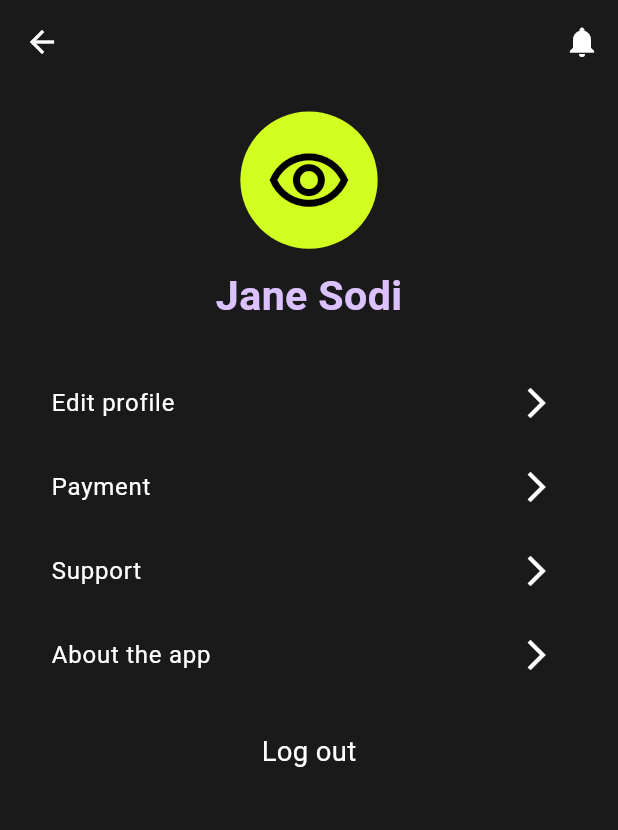
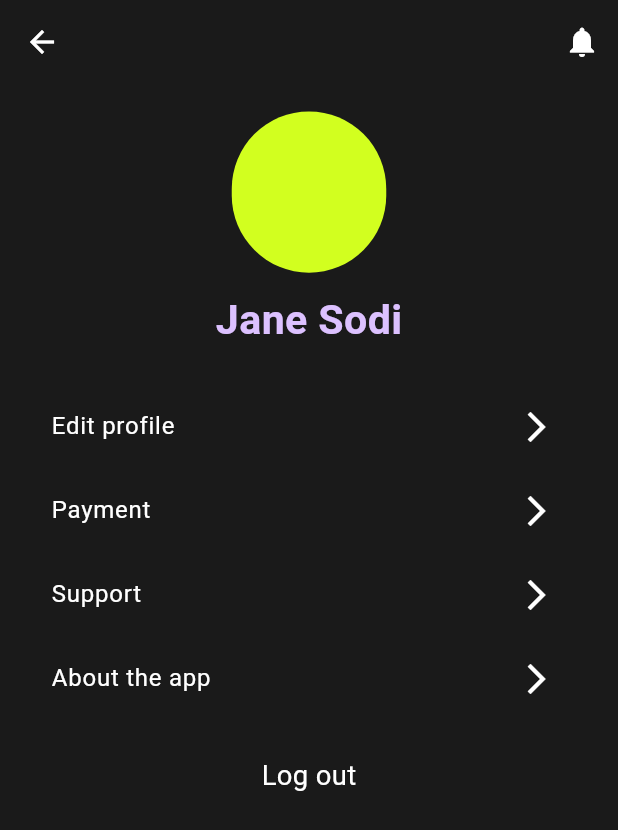
Before and after one commit to shizzleclover/SideQuest-Mark-II, a Flutter app: the Searchpage screen opened directly, after a tap on the "account circle" icon, on a phone screen of 412 x 824 dp. Shown: the top 830 px of the screen. Run offline on Flutter 3.47's test engine with Material 3 defaults, Android fonts, the phone set to English and light mode, and no system bars; our stand-ins replace carousel_slider, flutter_screenutil, flutter_svg.

Commit message:
New change

```diff
--- a/lib/Main Screens/main.dart
+++ b/lib/Main Screens/main.dart
@@ -29,9 +29,6 @@ class _MainPageState extends State<MainPage> {
       // }
        _selectedIndex = index;
     }
-
-
-
 
 
     return Scaffold(
@@ -91,7 +88,7 @@ class _MainPageState extends State<MainPage> {
                         'Hello, Clover',
                         style: TextStyle(color: Colors.white, fontSize: 24.sp), // Use ScreenUtil
                       ),
-                      Spacer(),
+                      const Spacer(),
                       SvgPicture.asset(
                         'assets/icons/ ', // Ensure correct path
                         height: 50.h, // Use ScreenUtil
@@ -110,7 +107,7 @@ class _MainPageState extends State<MainPage> {
                             children: [
                               Container(
                                 width: 80.w, // Use ScreenUtil
-                                height: 50.h, // Use ScreenUtil
+                                height: 35.h, // Use ScreenUtil
                                 decoration: BoxDecoration(
                                   border: Border.all(color: Colors.grey),
                                   borderRadius: BorderRadius.circular(50.r), // Use ScreenUtil
@@ -119,7 +116,7 @@ class _MainPageState extends State<MainPage> {
                               SizedBox(width: 10.w),
                               Container(
                                 width: 80.w, // Use ScreenUtil
-                                height: 50.h, // Use ScreenUtil
+                                height: 35.h, // Use ScreenUtil
                                 decoration: BoxDecoration(
                                   border: Border.all(color: Colors.grey),
                                   borderRadius: BorderRadius.circular(50.r), // Use ScreenUtil
@@ -128,7 +125,7 @@ class _MainPageState extends State<MainPage> {
                               SizedBox(width: 10.w),
                               Container(
                                 width: 120.w, // Use ScreenUtil
-                                height: 50.h, // Use ScreenUtil
+                                height: 35.h, // Use ScreenUtil
                                 decoration: BoxDecoration(
                                   border: Border.all(color: Colors.grey),
                                   borderRadius: BorderRadius.circular(50.r), // Use ScreenUtil
@@ -136,8 +133,8 @@ class _MainPageState extends State<MainPage> {
                               ),
                               SizedBox(width: 10.w),
                               Container(
-                                width: 200.w, // Use ScreenUtil
-                                height: 50.h, // Use ScreenUtil
+                                width: 160.w, // Use ScreenUtil
+                                height: 35.h, // Use ScreenUtil
                                 decoration: BoxDecoration(
                                   border: Border.all(color: Colors.grey),
                                   borderRadius: BorderRadius.circular(50.r), // Use ScreenUtil
@@ -147,9 +144,7 @@ class _MainPageState extends State<MainPage> {
                           ),
                         ),
                         SizedBox(height: 16.h), // Use ScreenUtil
-                        Row(
-                          children: [],
-                        )
+
                       ],
                     ),
                   ),
--- a/lib/Main Screens/searchpage.dart
+++ b/lib/Main Screens/searchpage.dart
@@ -31,12 +31,13 @@ class Searchpage extends StatelessWidget {
               child: Column(
                 children: [
                   SizedBox(height: 50.h),
-                  CustomTextField(
+                  const CustomTextField(
+
                     hintText: 'Search',
                     iconPath: 'Assets/icons/search.svg',  // Provide the correct path to your SVG
                   ),
                   SizedBox(height: 20.h,),
-                 Align(
+              const   Align(
   alignment: Alignment.centerLeft,
   child: Column(
     mainAxisAlignment: MainAxisAlignment.start,
--- a/lib/ProfilePage/profile_page.dart
+++ b/lib/ProfilePage/profile_page.dart
@@ -36,10 +36,13 @@ class _ProfilePageState extends State<ProfilePage> {
         padding: EdgeInsets.all(16.w), // Use ScreenUtil padding
         child: Column(
           children: [
-            CircleAvatar(
-              radius: 40.r, // Use ScreenUtil radius
-              backgroundColor: gen,
-              child: Icon(Icons.remove_red_eye_outlined, size: 50.sp, color: bord), // Use ScreenUtil size
+            Container(
+              height: 90.h,
+              width: 90.w,
+              decoration: BoxDecoration(
+                borderRadius: BorderRadius.circular(100),
+                color: gen
+              ),
             ),
             SizedBox(height: 10.h), // Use ScreenUtil height
             Text(
--- a/lib/widgets/bottomnavbar.dart
+++ b/lib/widgets/bottomnavbar.dart
@@ -42,7 +42,7 @@ class CustomBottomAppBar extends StatelessWidget {
                 ),
               ],
             ),
-            height: 70.h,
+            height: 40.h,
             child: Row(
               mainAxisAlignment: MainAxisAlignment.spaceEvenly,
               children: [
```
Also changed, not shown: 1 other file.
